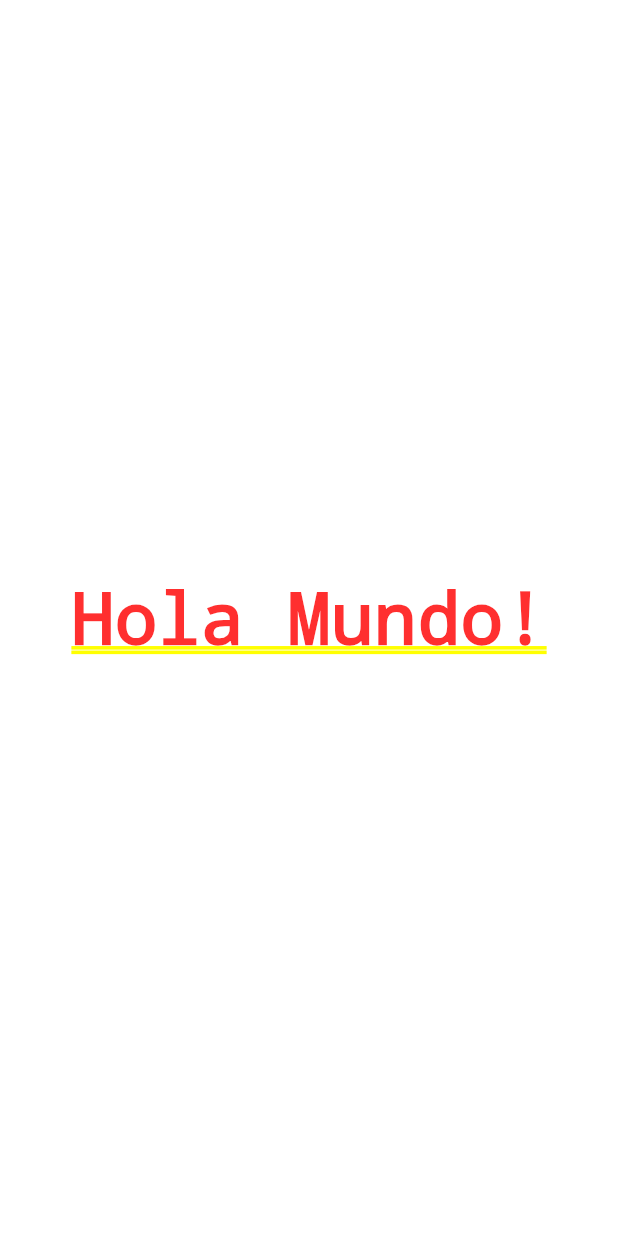
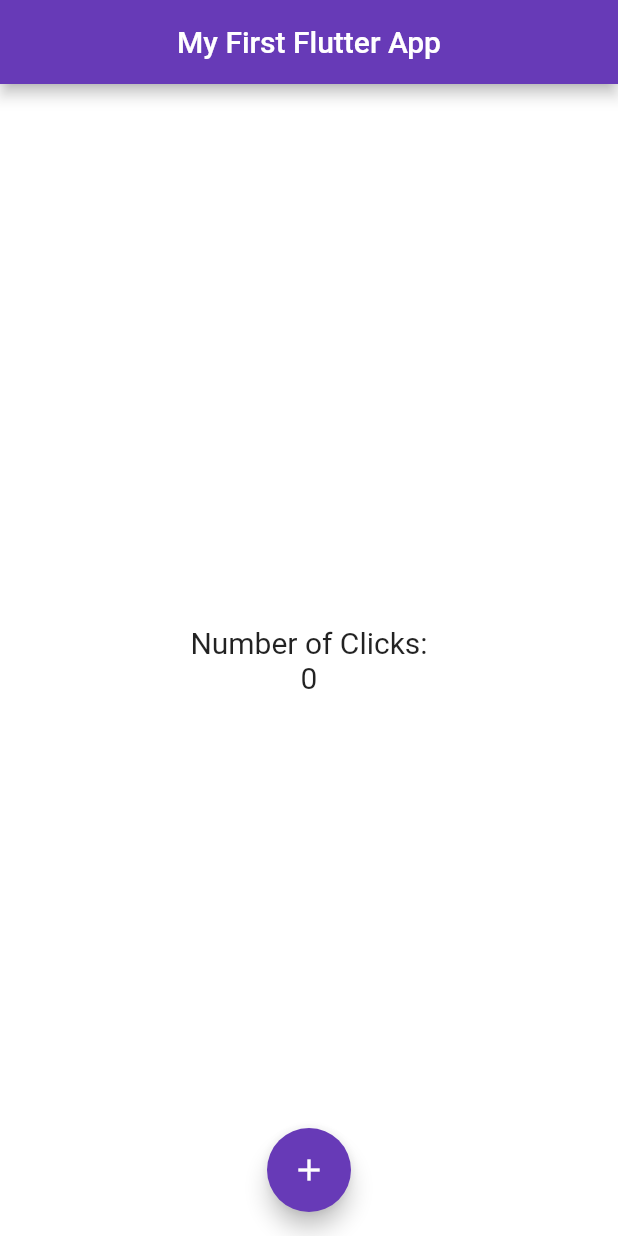
Before and after one commit to mgarciareimers/firstFlutterApp, a Flutter app: the screen it shows after launch, on a phone screen of 412 x 824 dp. Run offline on Flutter 3.47's test engine with Material 2 defaults, Android fonts, the phone set to English and light mode, and no system bars.

Commit message:
Creation of Home and Counter Page

```diff
--- a/flutter_app/lib/src/app.dart
+++ b/flutter_app/lib/src/app.dart
@@ -1,11 +1,15 @@
 import 'package:flutter/material.dart';
+import 'package:flutter_app/src/pages/counter_page.dart';
+//import 'package:flutter_app/src/pages/home_page.dart';
 
 class MyApp extends StatelessWidget {
   @override
   Widget build(BuildContext context) {
     return MaterialApp(
+      debugShowCheckedModeBanner: false,
       home: Center(
-          child: Text('Hola Mundo!')
+          //child: HomePage()
+          child: CounterPage()
       ),
     );
   }
--- /dev/null
+++ b/flutter_app/lib/src/pages/counter_page.dart
@@ -0,0 +1,44 @@
+import 'package:flutter/material.dart';
+
+class CounterPage extends StatefulWidget{
+  @override
+  State<StatefulWidget> createState() => _CounterPageState();
+}
+
+class _CounterPageState extends State<CounterPage> {
+  final TextStyle _textStyle = new TextStyle(fontSize: 20);
+
+  int _counter = 0;
+
+  @override
+  Widget build(BuildContext context) {
+    return Scaffold(
+      backgroundColor: Colors.white,
+      appBar: AppBar(
+        backgroundColor: Colors.deepPurple,
+        title: Text('My First Flutter App'),
+        centerTitle: true,
+      ),
+      body: Center(
+        child: Column(
+          mainAxisAlignment: MainAxisAlignment.center,
+          children: <Widget>[
+            Text('Number of Clicks:', style: this._textStyle,),
+            Text('$_counter', style: this._textStyle),
+          ],
+        )
+      ),
+      floatingActionButton: FloatingActionButton(
+        backgroundColor: Colors.deepPurple,
+        child: Icon(Icons.add),
+        onPressed: () {
+          setState(() {
+            this._counter++;
+          });
+        },
+      ),
+      floatingActionButtonLocation: FloatingActionButtonLocation.centerFloat,
+    );
+  }
+
+}
```
Also changed, not shown: flutter_app/lib/src/pages/home_page.dart (added, +36 -0 lines).
